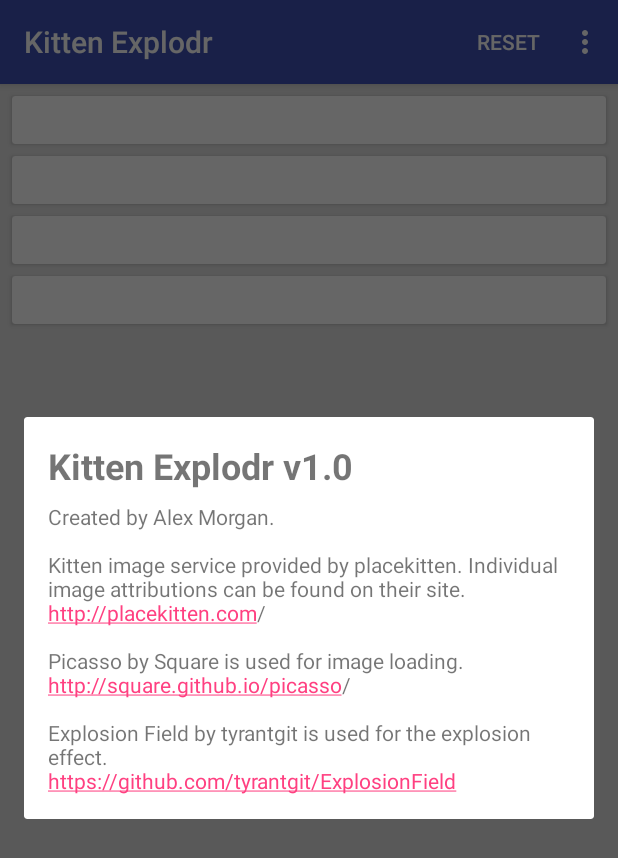
After one commit to axemorgan/Kitten-Explodr, an Android app: the fragment AboutFragment placed in its activity, on a phone screen of 412 x 824 dp. The commit adds this screen. Shown: the top 858 px of the screen. Run offline under Robolectric (Android 15) with nearby library versions, the phone set to English and light mode, and no system bars; our stand-ins replace Picasso; libraries missing offline, so code that uses them is left out: android.support.v7, tyrantgit.explosionfield; pictures from the network do not load; 1 statement that could not run was skipped.

Commit message:
Added an about fragment to attribute  the libraries and image service

```diff
--- a/app/build.gradle
+++ b/app/build.gradle
@@ -30,6 +30,5 @@ dependencies {
     compile "com.android.support:palette-v7:$rootProject.ext.supportLibVersion"
 
     compile 'com.squareup.picasso:picasso:2.5.2'
-    compile 'com.squareup.okhttp3:okhttp:3.5.0'
     compile 'tyrantgit:explosionfield:1.0.1'
 }
--- /dev/null
+++ b/app/src/main/java/cardinalsolutions/com/kittenexplodr/AboutFragment.java
@@ -0,0 +1,37 @@
+package cardinalsolutions.com.kittenexplodr;
+
+import android.os.Bundle;
+import android.support.annotation.Nullable;
+import android.support.v4.app.DialogFragment;
+import android.view.LayoutInflater;
+import android.view.View;
+import android.view.ViewGroup;
+import android.widget.TextView;
+
+public class AboutFragment extends DialogFragment {
+
+    public static AboutFragment build() {
+        return new AboutFragment();
+    }
+
+    @Nullable
+    @Override
+    public View onCreateView(LayoutInflater inflater, @Nullable ViewGroup container, @Nullable Bundle savedInstanceState) {
+        View view = inflater.inflate(R.layout.about_fragment, container);
+        TextView title = (TextView) view.findViewById(R.id.about_title);
+        TextView message = (TextView) view.findViewById(R.id.about_message);
+
+        String titleText = this.getString(R.string.about_title, BuildConfig.VERSION_NAME);
+        title.setText(titleText);
+
+        String messageText = this.getString(R.string.about_message);
+//        if (Build.VERSION.SDK_INT >= Build.VERSION_CODES.N) {
+//            message.setText(Html.fromHtml(messageText, Html.FROM_HTML_MODE_LEGACY));
+//        } else {
+//            message.setText(Html.fromHtml(messageText));
+//        }
+        message.setText(messageText);
+
+        return view;
+    }
+}
--- a/app/src/main/java/cardinalsolutions/com/kittenexplodr/MainActivity.java
+++ b/app/src/main/java/cardinalsolutions/com/kittenexplodr/MainActivity.java
@@ -72,6 +72,8 @@ public class MainActivity extends AppCompatActivity {
             exploder.clear();
             this.adapter.reset();
             return true;
+        } else if (id == R.id.action_about) {
+            AboutFragment.build().show(this.getSupportFragmentManager(), "About");
         }
 
         return super.onOptionsItemSelected(item);
--- /dev/null
+++ b/app/src/main/res/layout/about_fragment.xml
@@ -0,0 +1,26 @@
+<?xml version="1.0" encoding="utf-8"?>
+<LinearLayout xmlns:android="http://schemas.android.com/apk/res/android"
+    xmlns:tools="http://schemas.android.com/tools"
+    android:layout_width="match_parent"
+    android:layout_height="match_parent"
+    android:orientation="vertical"
+    android:padding="16dp">
+
+    <TextView
+        android:id="@+id/about_title"
+        android:layout_width="match_parent"
+        android:layout_height="wrap_content"
+        android:layout_marginBottom="8dp"
+        android:textSize="24sp"
+        android:textStyle="bold"
+        tools:text="Kitten Exploder v1.0" />
+
+    <TextView
+        android:id="@+id/about_message"
+        android:layout_width="match_parent"
+        android:layout_height="wrap_content"
+        android:autoLink="web"
+        android:linksClickable="true"
+        tools:text="@string/about_message" />
+
+</LinearLayout>
--- a/app/src/main/res/layout/recycler_view_cell_cat.xml
+++ b/app/src/main/res/layout/recycler_view_cell_cat.xml
@@ -23,7 +23,7 @@
             android:layout_gravity="center"
             android:layout_margin="16dp"
             android:adjustViewBounds="true"
-            android:scaleType="fitXY"
+            android:scaleType="centerCrop"
             tools:background="@android:color/holo_blue_dark"
             tools:ignore="ContentDescription" />
     </android.support.v7.widget.CardView>
--- a/app/src/main/res/menu/menu_main.xml
+++ b/app/src/main/res/menu/menu_main.xml
@@ -5,5 +5,10 @@
     <item android:id="@+id/action_reset"
           android:title="@string/action_reset"
           android:orderInCategory="1"
-          app:showAsAction="always"/>
+        app:showAsAction="ifRoom" />
+    <item
+        android:id="@+id/action_about"
+        android:title="@string/action_about"
+        android:orderInCategory="50"
+        app:showAsAction="never" />
 </menu>
--- a/app/src/main/res/values/strings.xml
+++ b/app/src/main/res/values/strings.xml
@@ -2,4 +2,11 @@
     <string name="app_name">Kitten Explodr</string>
     <string name="action_settings">Settings</string>
     <string name="action_reset">Reset</string>
+    <string name="action_about">About</string>
+    <string name="close">Close</string>
+    <string name="about_title">Kitten Explodr v%s</string>
+    <string name="about_message">Created by Alex Morgan.
+        \n\nKitten image service provided by placekitten. Individual image attributions can be found on their site.\nhttp://placekitten.com/
+        \n\nPicasso by Square is used for image loading. \nhttp://square.github.io/picasso/
+        \n\nExplosion Field by tyrantgit is used for the explosion effect. \nhttps://github.com/tyrantgit/ExplosionField</string>
 </resources>
```
